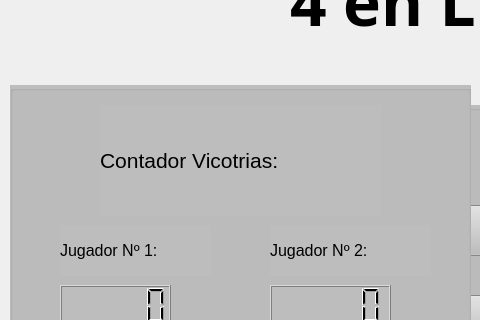
The window that IntGraf_TPO_4enLinea/4enLinea.ui (EliasUpstein/LPC845_4enLinea) describes before a commit, drawn with Qt 5; both pictures show x 0 to 480 and y 85 to 405 of the 1024 by 640 pixel window.
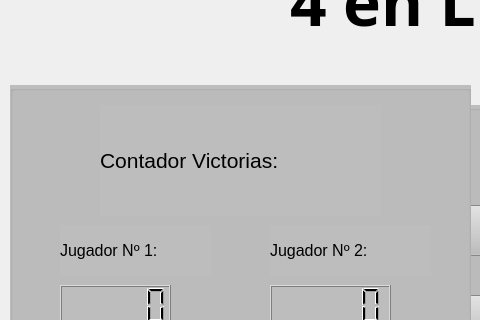
The same window after the commit. Icons and pictures are not drawn.

Commit message: Implementación de Interfaz Gráfica

```diff
--- a/IntGraf_TPO_4enLinea/4enLinea.ui
+++ b/IntGraf_TPO_4enLinea/4enLinea.ui
@@ -111,7 +111,7 @@
       </font>
      </property>
      <property name="text">
-      <string>Contador Vicotrias:</string>
+      <string>Contador Victorias:</string>
      </property>
     </widget>
     <widget class="QLCDNumber" name="Cont_Jug_1">
```
The commit also changes 5 other files.
